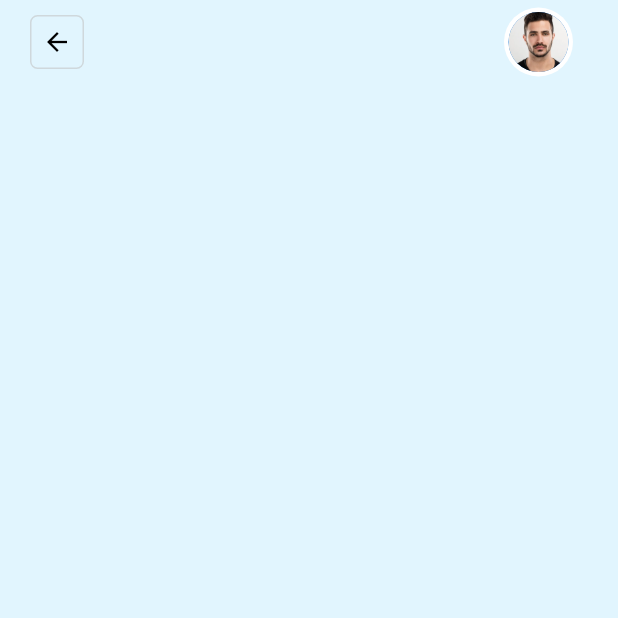
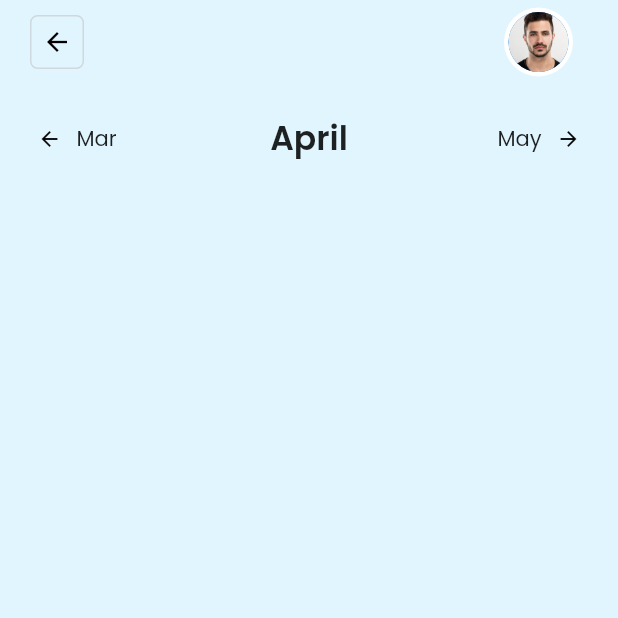
Before and after one commit to farhan-syah/flutter-training-18-Jul, a Flutter app: the SummaryScreen screen opened directly, on a phone screen of 412 x 824 dp, the top half of it. Run offline on Flutter 3.47's test engine with Material 2 defaults, Android fonts, the phone set to English and light mode, and no system bars.

Commit message:
Month Slider Styling

```diff
--- a/lib/summary.screen.dart
+++ b/lib/summary.screen.dart
@@ -1,5 +1,6 @@
 import 'package:flutter/material.dart';
 import 'package:training_18_jul/widgets/image-container.widget.dart';
+import 'package:training_18_jul/widgets/month-slider.widget.dart';
 
 class SummaryScreen extends StatelessWidget {
   const SummaryScreen({Key? key}) : super(key: key);
@@ -19,7 +20,9 @@ class SummaryScreen extends StatelessWidget {
               border: Border.all(color: Colors.blueGrey.shade100),
             ),
             child: InkWell(
-              onTap: () {},
+              onTap: () {
+                Navigator.pop(context);
+              },
               child: const Icon(
                 Icons.arrow_back,
                 color: Colors.black,
@@ -41,6 +44,14 @@ class SummaryScreen extends StatelessWidget {
           ),
         ],
       ),
+      body: Padding(
+        padding: const EdgeInsets.all(20.0),
+        child: Column(
+          children: const [
+            MonthSlider(),
+          ],
+        ),
+      ),
     );
   }
 }
--- /dev/null
+++ b/lib/widgets/month-slider.widget.dart
@@ -0,0 +1,71 @@
+import 'package:flutter/material.dart';
+
+class MonthSlider extends StatelessWidget {
+  const MonthSlider({Key? key}) : super(key: key);
+
+  @override
+  Widget build(BuildContext context) {
+    return IconTheme(
+      data: const IconThemeData(size: 16),
+      child: Row(
+        children: [
+          InkWell(
+            onTap: () {},
+            child: Container(
+              padding: const EdgeInsets.all(5),
+              width: 80,
+              child: Row(
+                children: const [
+                  Icon(Icons.arrow_back),
+                  SizedBox(width: 10),
+                  Text('Mar'),
+                ],
+              ),
+            ),
+          ),
+          const Expanded(
+            child: Center(
+              child: Text(
+                'April',
+                style: TextStyle(
+                  fontSize: 22,
+                  fontWeight: FontWeight.w600,
+                ),
+              ),
+            ),
+          ),
+          InkWell(
+            onTap: () {},
+            child: Container(
+              padding: const EdgeInsets.all(5),
+              width: 80,
+              child: Row(
+                mainAxisAlignment: MainAxisAlignment.end,
+                children: const [
+                  Text('May'),
+                  SizedBox(width: 10),
+                  Icon(Icons.arrow_forward),
+                ],
+              ),
+            ),
+          ),
+        ],
+      ),
+    );
+  }
+}
+
+const month = [
+  'Jan',
+  'Feb',
+  'Mar',
+  'Apr',
+  'May',
+  'June',
+  'July',
+  'Aug',
+  'Sept',
+  'Oct',
+  'Nov',
+  'Dec',
+];
```
